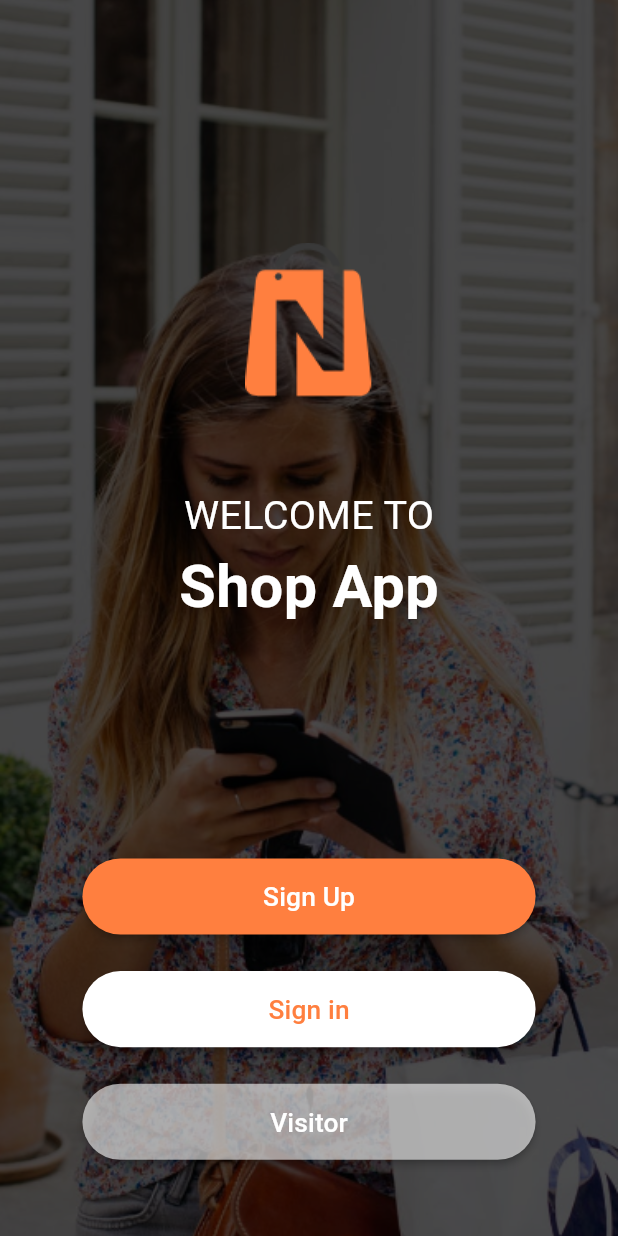
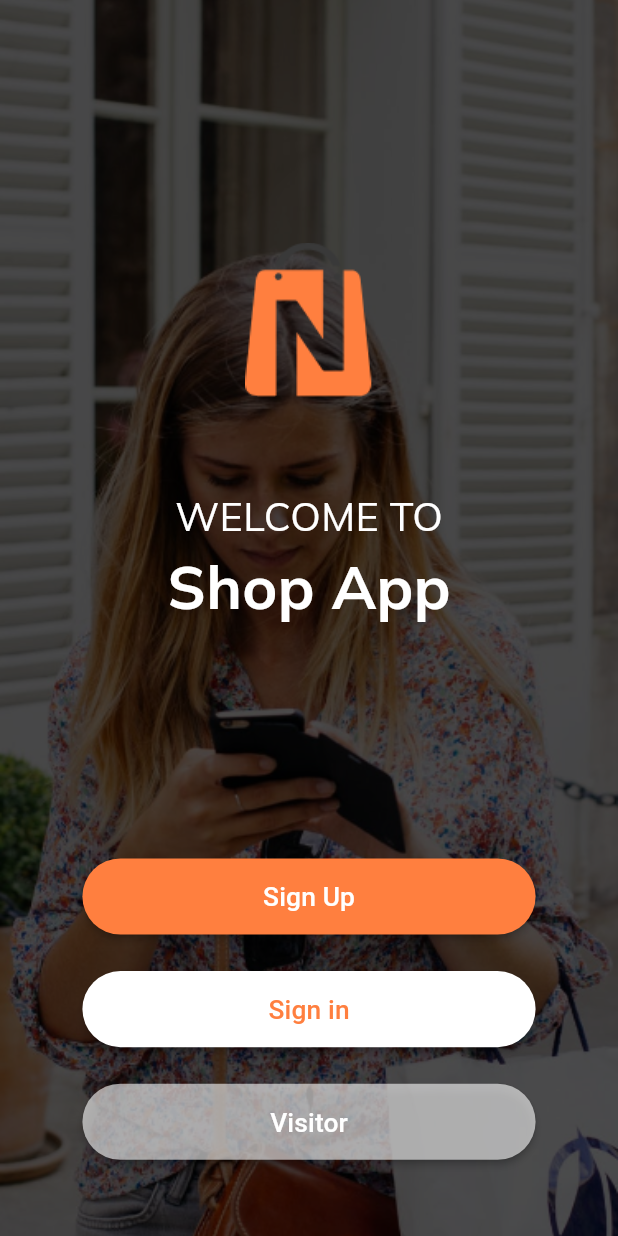
Before and after one commit to Muhanned-Anwar/Flutter_Shop, a Flutter app: the AuthenticationView screen opened by its route, on a phone screen of 412 x 824 dp. Run offline on Flutter 3.47's test engine with Material 2 defaults, Android fonts, the phone set to English and light mode, and no system bars; our stand-ins replace easy_localization, flutter_screenutil, get, shared_preferences; accounts and stored records are empty.

Commit message:
reflect on pages

```diff
--- a/lib/core/resources/manager_colors.dart
+++ b/lib/core/resources/manager_colors.dart
@@ -4,6 +4,7 @@ import 'package:flutter/material.dart';
 
 class ManagerColors {
   static const Color primaryColor = Color(0xffFF7F3F);
+  static const Color primaryTextColor = Color(0xff1c1a1a);
   static Color secondaryColor = Colors.brown;
   static Color brown200 = Colors.brown.shade300;
   static Color transparent = Colors.transparent;
--- a/lib/core/resources/manager_font_weight.dart
+++ b/lib/core/resources/manager_font_weight.dart
@@ -2,6 +2,7 @@ import 'dart:ui';
 
 class ManagerFontWeight {
   static const FontWeight w600 = FontWeight.w600;
+  static const FontWeight medium = FontWeight.w500;
   static const FontWeight bold = FontWeight.w700;
-  static const FontWeight regular = FontWeight.w500;
+  static const FontWeight regular = FontWeight.w400;
 }
--- a/lib/core/resources/manager_fonts.dart
+++ b/lib/core/resources/manager_fonts.dart
@@ -1,3 +1,3 @@
 class ManagerFontFamily {
-  static const String appFont = 'Cairo';
+  static const String appFont = 'Mulish';
 }
--- a/lib/features/auth/presentation/view/authentication_view.dart
+++ b/lib/features/auth/presentation/view/authentication_view.dart
@@ -7,6 +7,7 @@ import 'package:avatar_course2_5_shop/core/resources/manager_strings.dart';
 import 'package:avatar_course2_5_shop/core/resources/manager_width.dart';
 import 'package:avatar_course2_5_shop/core/widgets/base_button.dart';
 import 'package:flutter/material.dart';
+import '../../../../core/resources/manager_text_styles.dart';
 import '../../../../route/routes.dart';
 
 class AuthenticationView extends StatefulWidget {
@@ -54,17 +55,16 @@ class _AuthenticationViewState extends State<AuthenticationView> {
                 ),
                 Text(
                   ManagerStrings.welcomeTo.toUpperCase(),
-                  style: TextStyle(
+                  style: getMediumTextStyle(
                     color: ManagerColors.white,
                     fontSize: ManagerFontSizes.s24,
                   ),
                 ),
                 Text(
                   ManagerStrings.appName,
-                  style: TextStyle(
+                  style: getBoldTextStyle(
                     color: ManagerColors.white,
                     fontSize: ManagerFontSizes.s36,
-                    fontWeight: ManagerFontWeight.bold,
                   ),
                 ),
                 const Spacer(
@@ -83,13 +83,13 @@ class _AuthenticationViewState extends State<AuthenticationView> {
                       ),
                       spacerFlex: 4,
                     ),
-                     SizedBox(height: ManagerHeight.h24),
+                    SizedBox(height: ManagerHeight.h24),
                     BaseButton(
                       onPressed: () {
                         Navigator.pushNamed(context, Routes.loginView);
                       },
                       title: ManagerStrings.signIn,
-                      textStyle:  TextStyle(
+                      textStyle: TextStyle(
                         color: ManagerColors.primaryColor,
                         fontSize: ManagerFontSizes.s16,
                       ),
```
